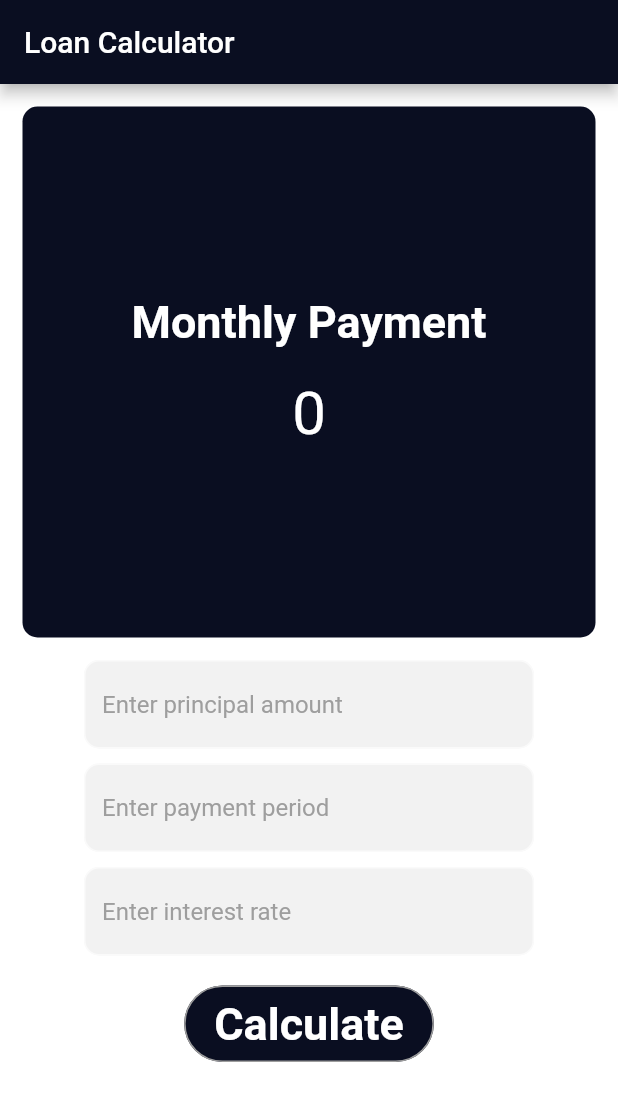
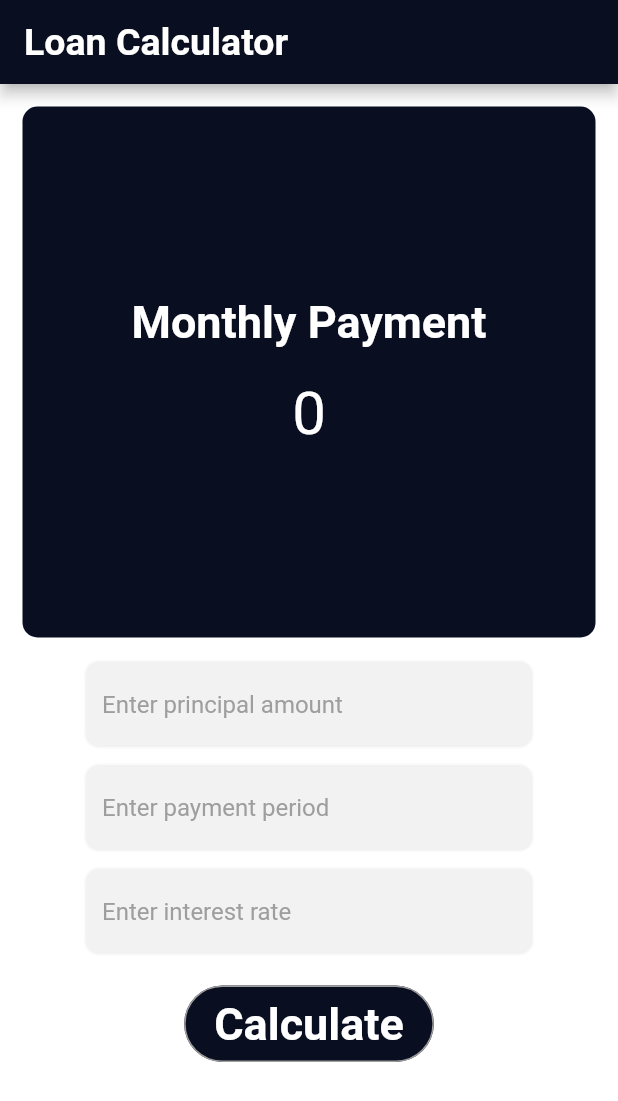
Before and after one commit to kazeem08/flutter-loan-calculator, a Flutter app: the screen it shows after launch, on a phone screen of 412 x 824 dp. Shown: the top 1101 px of the screen. Run offline on Flutter 3.47's test engine with Material 2 defaults, Android fonts, the phone set to English and light mode, and no system bars.

Commit message:
refactor code

```diff
--- a/lib/screens/input_page.dart
+++ b/lib/screens/input_page.dart
@@ -27,7 +27,14 @@ class _InputPageState extends State<InputPage> {
   Widget build(BuildContext context) {
     return Scaffold(
       appBar: AppBar(
-        title: Text('Loan Calculator'),
+        title: Text(
+          'Loan Calculator',
+          style: TextStyle(
+            fontWeight: FontWeight.bold,
+            fontSize: 25.0,
+          ),
+          textAlign: TextAlign.center,
+        ),
       ),
       body: Column(
         crossAxisAlignment: CrossAxisAlignment.stretch,
```
